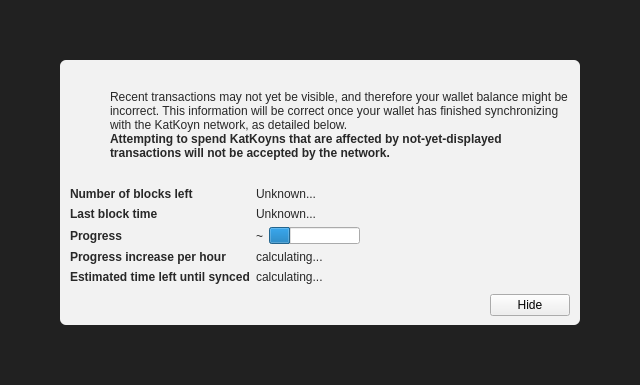
This is src/qt/forms/modaloverlay.ui in KatKoyn/katkoyn-client as Qt 5 draws it before an edit. The edited form follows.
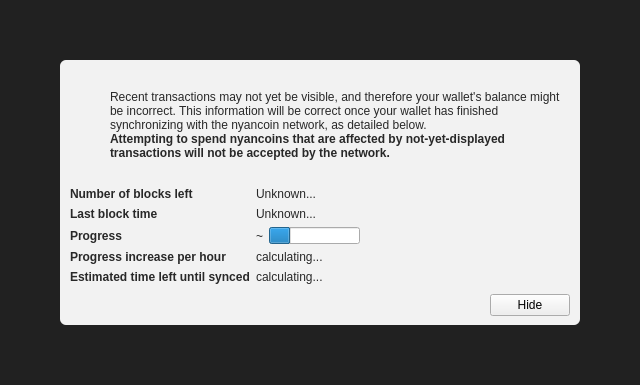
This is the edited form. Icons and pictures are not drawn. Custom widgets are drawn as their Qt base class.

Commit message:
Revert "nyancoin to katkoyn text changes 1"
This reverts commit f985864d0e11c0b102cf12bd20a600c19ff3bfc2.

Diff of the .ui file:
```diff
--- a/src/qt/forms/modaloverlay.ui
+++ b/src/qt/forms/modaloverlay.ui
@@ -130,7 +130,7 @@
              <item>
               <widget class="QLabel" name="infoText">
                <property name="text">
-                <string>Recent transactions may not yet be visible, and therefore your wallet balance might be incorrect. This information will be correct once your wallet has finished synchronizing with the KatKoyn network, as detailed below.</string>
+                <string>Recent transactions may not yet be visible, and therefore your wallet's balance might be incorrect. This information will be correct once your wallet has finished synchronizing with the nyancoin network, as detailed below.</string>
                </property>
                <property name="textFormat">
                 <enum>Qt::RichText</enum>
@@ -149,7 +149,7 @@
                 </font>
                </property>
                <property name="text">
-                <string>Attempting to spend KatKoyns that are affected by not-yet-displayed transactions will not be accepted by the network.</string>
+                <string>Attempting to spend nyancoins that are affected by not-yet-displayed transactions will not be accepted by the network.</string>
                </property>
                <property name="textFormat">
                 <enum>Qt::RichText</enum>
```
The commit also changes 139 other files.
